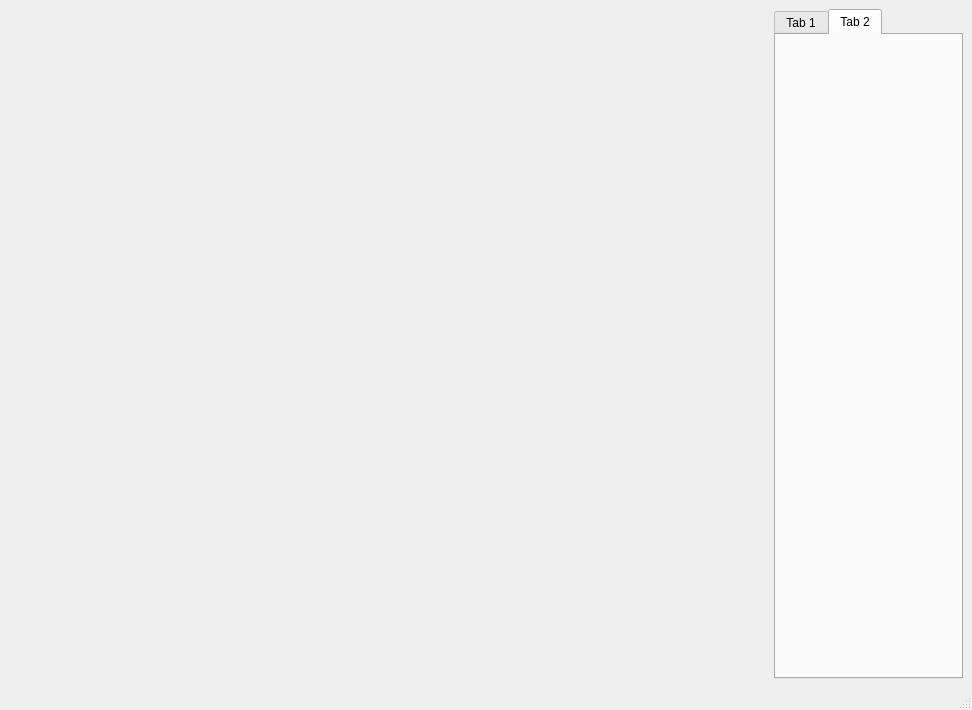
The window that ForestGenerator/ui/MainWindow.ui (BenCarey88/ForestGenerator) describes before a commit, drawn with Qt 5.
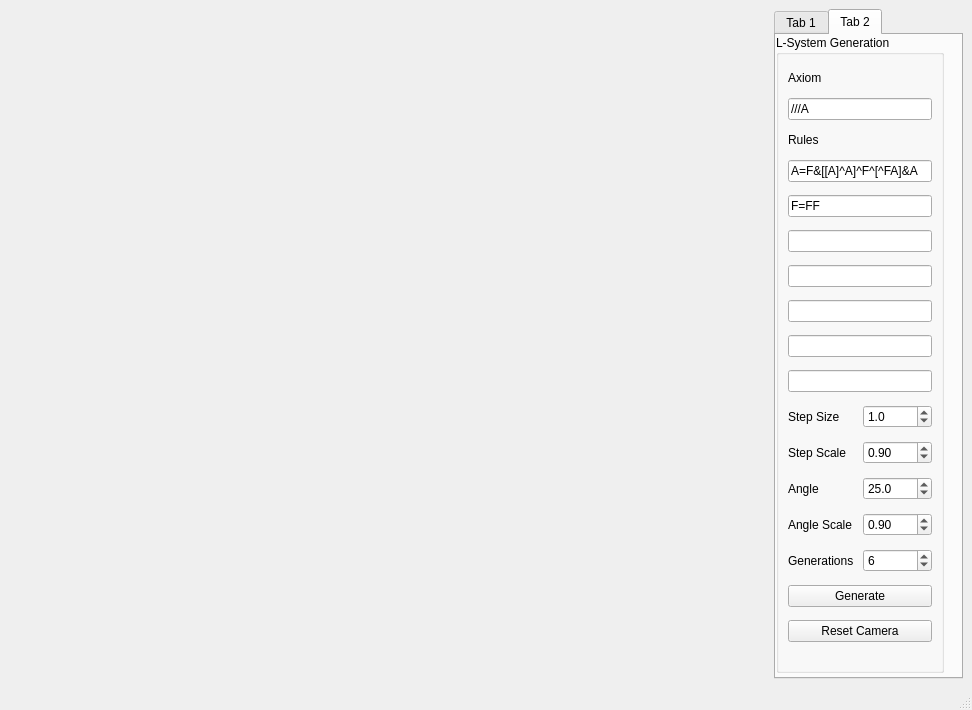
The same window after the commit. The open tabs and pages were chosen to show the change.

Commit message: -Implemented a second LSystem window with separate user controls, camera view and mouse rotations -Split the NGLScene class .cpp files into 4 separate files for easier reading

Diff of the .ui file:
```diff
--- a/ForestGenerator/ui/MainWindow.ui
+++ b/ForestGenerator/ui/MainWindow.ui
@@ -274,6 +274,261 @@
        <attribute name="title">
         <string>Tab 2</string>
        </attribute>
+       <widget class="QGroupBox" name="s_transformGB_2">
+        <property name="geometry">
+         <rect>
+          <x>0</x>
+          <y>0</y>
+          <width>168</width>
+          <height>638</height>
+         </rect>
+        </property>
+        <property name="title">
+         <string>L-System Generation</string>
+        </property>
+        <layout class="QGridLayout" name="gridLayout_2">
+         <item row="18" column="0">
+          <layout class="QHBoxLayout" name="horizontalLayout_6">
+           <item>
+            <widget class="QLabel" name="label_8">
+             <property name="text">
+              <string>Angle Scale</string>
+             </property>
+            </widget>
+           </item>
+           <item>
+            <widget class="QDoubleSpinBox" name="m_angleScale_2">
+             <property name="singleStep">
+              <double>0.010000000000000</double>
+             </property>
+             <property name="value">
+              <double>0.900000000000000</double>
+             </property>
+            </widget>
+           </item>
+          </layout>
+         </item>
+         <item row="11" column="0">
+          <layout class="QHBoxLayout" name="horizontalLayout_7">
+           <item>
+            <widget class="QLabel" name="label_9">
+             <property name="text">
+              <string>Step Size</string>
+             </property>
+            </widget>
+           </item>
+           <item>
+            <widget class="QDoubleSpinBox" name="m_stepSize_2">
+             <property name="decimals">
+              <number>1</number>
+             </property>
+             <property name="singleStep">
+              <double>0.100000000000000</double>
+             </property>
+             <property name="value">
+              <double>1.000000000000000</double>
+             </property>
+            </widget>
+           </item>
+          </layout>
+         </item>
+         <item row="15" column="0">
+          <layout class="QHBoxLayout" name="horizontalLayout_8">
+           <item>
+            <widget class="QLabel" name="label_10">
+             <property name="text">
+              <string>Angle</string>
+             </property>
+            </widget>
+           </item>
+           <item>
+            <widget class="QDoubleSpinBox" name="m_angle_2">
+             <property name="decimals">
+              <number>1</number>
+             </property>
+             <property name="value">
+              <double>25.000000000000000</double>
+             </property>
+            </widget>
+           </item>
+          </layout>
+         </item>
+         <item row="7" column="0">
+          <widget class="QLineEdit" name="m_rule5_2">
+           <property name="sizePolicy">
+            <sizepolicy hsizetype="Minimum" vsizetype="Fixed">
+             <horstretch>0</horstretch>
+             <verstretch>0</verstretch>
+            </sizepolicy>
+           </property>
+          </widget>
+         </item>
+         <item row="10" column="0">
+          <widget class="QLineEdit" name="m_rule7_2">
+           <property name="sizePolicy">
+            <sizepolicy hsizetype="Minimum" vsizetype="Fixed">
+             <horstretch>0</horstretch>
+             <verstretch>0</verstretch>
+            </sizepolicy>
+           </property>
+          </widget>
+         </item>
+         <item row="9" column="0">
+          <widget class="QLineEdit" name="m_rule6_2">
+           <property name="sizePolicy">
+            <sizepolicy hsizetype="Minimum" vsizetype="Fixed">
+             <horstretch>0</horstretch>
+             <verstretch>0</verstretch>
+            </sizepolicy>
+           </property>
+          </widget>
+         </item>
+         <item row="20" column="0">
+          <layout class="QHBoxLayout" name="horizontalLayout_9">
+           <item>
+            <widget class="QLabel" name="label_11">
+             <property name="text">
+              <string>Generations</string>
+             </property>
+            </widget>
+           </item>
+           <item>
+            <widget class="QSpinBox" name="m_generation_2">
+             <property name="value">
+              <number>6</number>
+             </property>
+            </widget>
+           </item>
+          </layout>
+         </item>
+         <item row="12" column="0">
+          <layout class="QHBoxLayout" name="horizontalLayout_10">
+           <item>
+            <widget class="QLabel" name="label_12">
+             <property name="text">
+              <string>Step Scale</string>
+             </property>
+            </widget>
+           </item>
+           <item>
+            <widget class="QDoubleSpinBox" name="m_stepScale_2">
+             <property name="singleStep">
+              <double>0.010000000000000</double>
+             </property>
+             <property name="value">
+              <double>0.900000000000000</double>
+             </property>
+            </widget>
+           </item>
+          </layout>
+         </item>
+         <item row="0" column="0">
+          <widget class="QLabel" name="label_13">
+           <property name="sizePolicy">
+            <sizepolicy hsizetype="Preferred" vsizetype="Fixed">
+             <horstretch>0</horstretch>
+             <verstretch>0</verstretch>
+            </sizepolicy>
+           </property>
+           <property name="text">
+            <string>Axiom</string>
+           </property>
+          </widget>
+         </item>
+         <item row="6" column="0">
+          <widget class="QLineEdit" name="m_rule4_2">
+           <property name="sizePolicy">
+            <sizepolicy hsizetype="Minimum" vsizetype="Fixed">
+             <horstretch>0</horstretch>
+             <verstretch>0</verstretch>
+            </sizepolicy>
+           </property>
+           <property name="text">
+            <string/>
+           </property>
+          </widget>
+         </item>
+         <item row="4" column="0">
+          <widget class="QLineEdit" name="m_rule2_2">
+           <property name="sizePolicy">
+            <sizepolicy hsizetype="Minimum" vsizetype="Fixed">
+             <horstretch>0</horstretch>
+             <verstretch>0</verstretch>
+            </sizepolicy>
+           </property>
+           <property name="text">
+            <string>F=FF</string>
+           </property>
+          </widget>
+         </item>
+         <item row="5" column="0">
+          <widget class="QLineEdit" name="m_rule3_2">
+           <property name="sizePolicy">
+            <sizepolicy hsizetype="Minimum" vsizetype="Fixed">
+             <horstretch>0</horstretch>
+             <verstretch>0</verstretch>
+            </sizepolicy>
+           </property>
+          </widget>
+         </item>
+         <item row="1" column="0">
+          <widget class="QLineEdit" name="m_axiom_2">
+           <property name="sizePolicy">
+            <sizepolicy hsizetype="Minimum" vsizetype="Fixed">
+             <horstretch>0</horstretch>
+             <verstretch>0</verstretch>
+            </sizepolicy>
+           </property>
+           <property name="text">
+            <string>///A</string>
+           </property>
+           <property name="maxLength">
+            <number>32765</number>
+           </property>
+          </widget>
+         </item>
+         <item row="3" column="0">
+          <widget class="QLineEdit" name="m_rule1_2">
+           <property name="sizePolicy">
+            <sizepolicy hsizetype="Minimum" vsizetype="Fixed">
+             <horstretch>0</horstretch>
+             <verstretch>0</verstretch>
+            </sizepolicy>
+           </property>
+           <property name="text">
+            <string>A=F&amp;[[A]^A]^F^[^FA]&amp;A</string>
+           </property>
+          </widget>
+         </item>
+         <item row="2" column="0">
+          <widget class="QLabel" name="label_14">
+           <property name="sizePolicy">
+            <sizepolicy hsizetype="Preferred" vsizetype="Fixed">
+             <horstretch>0</horstretch>
+             <verstretch>0</verstretch>
+            </sizepolicy>
+           </property>
+           <property name="text">
+            <string>Rules</string>
+           </property>
+          </widget>
+         </item>
+         <item row="22" column="0">
+          <widget class="QPushButton" name="m_resetCamera_2">
+           <property name="text">
+            <string>Reset Camera</string>
+           </property>
+          </widget>
+         </item>
+         <item row="21" column="0">
+          <widget class="QPushButton" name="m_generate_2">
+           <property name="text">
+            <string>Generate</string>
+           </property>
+          </widget>
+         </item>
+        </layout>
+       </widget>
       </widget>
      </widget>
     </item>
```
Left out of the diff: 73 changed lines with no effect on the pictures. The commit also changes 10 other files.
